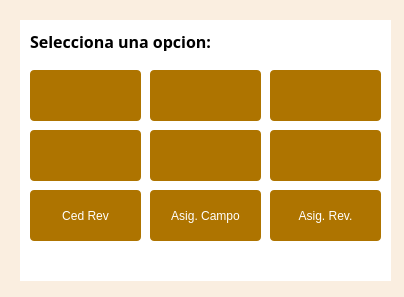
First picture: the form in master/Master_dialog_base.ui, repository dignacio/python, before the edit.
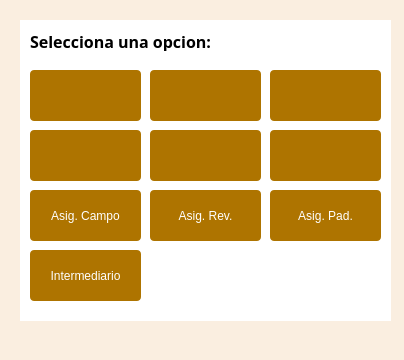
Second picture: the form after the edit. Icons and pictures are not drawn.

What changed in the file:
```diff
--- a/master/Master_dialog_base.ui
+++ b/master/Master_dialog_base.ui
@@ -7,7 +7,7 @@
     <x>0</x>
     <y>0</y>
     <width>404</width>
-    <height>297</height>
+    <height>360</height>
    </rect>
   </property>
   <property name="minimumSize">
@@ -19,7 +19,7 @@
   <property name="maximumSize">
    <size>
     <width>404</width>
-    <height>297</height>
+    <height>360</height>
    </size>
   </property>
   <property name="windowTitle">
@@ -36,7 +36,7 @@
      <x>20</x>
      <y>20</y>
      <width>371</width>
-     <height>261</height>
+     <height>301</height>
     </rect>
    </property>
    <property name="styleSheet">
@@ -85,7 +85,7 @@
    <widget class="QPushButton" name="btnCedRev">
     <property name="geometry">
      <rect>
-      <x>10</x>
+      <x>250</x>
       <y>170</y>
       <width>111</width>
       <height>51</height>
@@ -107,7 +107,7 @@
 }</string>
     </property>
     <property name="text">
-     <string>Ced Rev</string>
+     <string>Asig. Pad.</string>
     </property>
    </widget>
    <widget class="QPushButton" name="btnDibujo">
@@ -265,7 +265,7 @@
    <widget class="QPushButton" name="btnAsigCampo">
     <property name="geometry">
      <rect>
-      <x>130</x>
+      <x>10</x>
       <y>170</y>
       <width>111</width>
       <height>51</height>
@@ -293,7 +293,7 @@
    <widget class="QPushButton" name="btnAsigRev">
     <property name="geometry">
      <rect>
-      <x>250</x>
+      <x>130</x>
       <y>170</y>
       <width>111</width>
       <height>51</height>
@@ -377,7 +377,35 @@
      <string>&lt;html&gt;&lt;head/&gt;&lt;body&gt;&lt;p&gt;Selecciona una opcion:&lt;/p&gt;&lt;/body&gt;&lt;/html&gt;</string>
     </property>
    </widget>
-   <zorder>btnCedRev</zorder>
+   <widget class="QPushButton" name="btnInter">
+    <property name="geometry">
+     <rect>
+      <x>10</x>
+      <y>230</y>
+      <width>111</width>
+      <height>51</height>
+     </rect>
+    </property>
+    <property name="styleSheet">
+     <string notr="true">QPushButton{
+background : rgb(174, 116, 0);
+color : rgb(255, 255, 255);
+border-radius : 4px;
+}
+QPushButton::hover{
+background : rgb(104, 69, 13);
+color : rgb(255, 255, 255);
+border-radius : 4px;
+}
+QPushButton:disabled {
+background: rgb(217, 217, 217)
+}</string>
+    </property>
+    <property name="text">
+     <string>Intermediario</string>
+    </property>
+   </widget>
+   <zorder>btnAsigPad</zorder>
    <zorder>btnAsigCampo</zorder>
    <zorder>btnAsigRev</zorder>
    <zorder>label</zorder>
```
Left out of the diff: 16 changed lines with no effect on the pictures.
